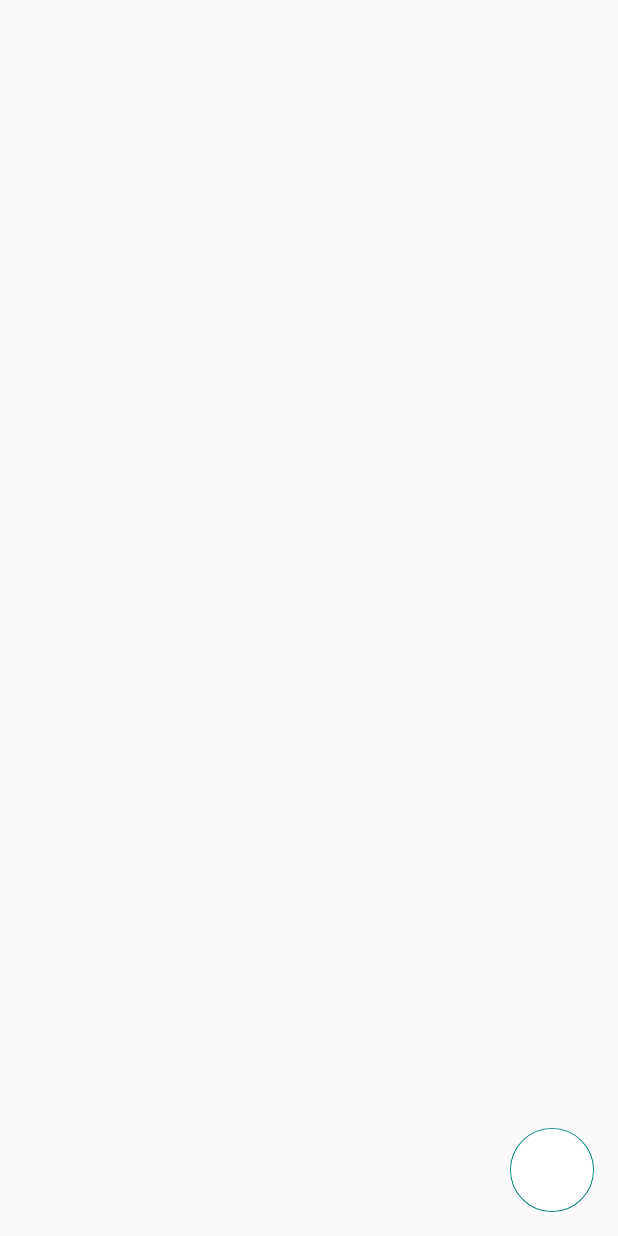
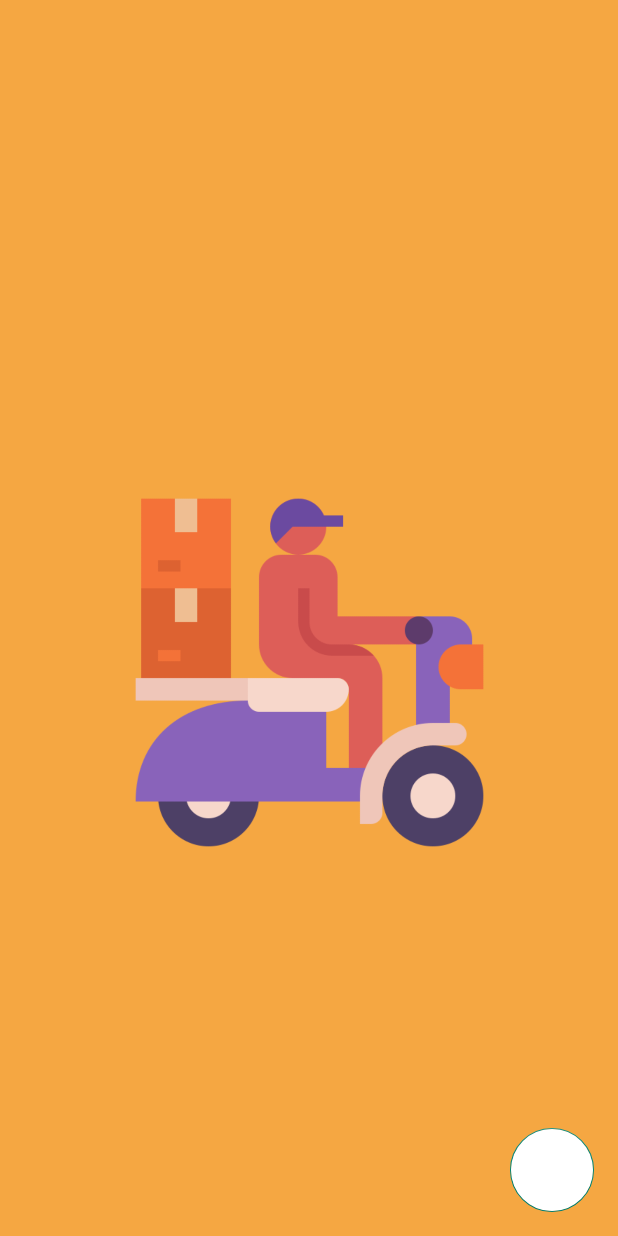
Before and after one commit to ntduong2792001/FoodOrderingApp, an Android app: the screen it shows after launch (MainActivity), on a phone screen of 412 x 824 dp. Before the commit the screen is almost empty. Run offline under Robolectric (Android 15) with nearby library versions, the light colour scheme and no system bars; our stand-ins replace Firebase (no records; nobody signed in at launch, a user with empty details on screens opened directly).

Commit message:
HomeActivity

```diff
--- a/app/build.gradle
+++ b/app/build.gradle
@@ -30,7 +30,7 @@ android {
 }
 
 dependencies {
-
+    implementation 'com.squareup.picasso:picasso:2.5.2'
     implementation 'androidx.appcompat:appcompat:1.4.2'
     implementation 'com.google.android.material:material:1.6.1'
     implementation 'androidx.constraintlayout:constraintlayout:2.1.4'
--- a/app/src/main/java/com/example/foodorderingapp/Activities/HomeActivity.java
+++ b/app/src/main/java/com/example/foodorderingapp/Activities/HomeActivity.java
@@ -3,6 +3,7 @@ package com.example.foodorderingapp.Activities;
 import androidx.appcompat.app.AppCompatActivity;
 
 import android.content.Intent;
+import android.net.Uri;
 import android.os.Bundle;
 import android.view.View;
 import android.widget.Button;
@@ -11,6 +12,7 @@ import android.widget.TextView;
 
 import com.example.foodorderingapp.R;
 import com.google.firebase.auth.FirebaseAuth;
+import com.squareup.picasso.Picasso;
 
 public class HomeActivity extends AppCompatActivity {
     Button btnUser;
@@ -29,6 +31,11 @@ public class HomeActivity extends AppCompatActivity {
             startActivity(intent);
             finish();
          }
+        else{
+            tvGreet.setText("Hello, "+ auth.getCurrentUser().getDisplayName());
+            Uri photo = auth.getCurrentUser().getPhotoUrl();
+            Picasso.with(this).load(photo).into(avatar);
+        }
 
 
 
--- a/app/src/main/res/layout/activity_main.xml
+++ b/app/src/main/res/layout/activity_main.xml
@@ -4,20 +4,34 @@
     xmlns:tools="http://schemas.android.com/tools"
     android:layout_width="match_parent"
     android:layout_height="match_parent"
+    android:background="@color/f5a742"
     tools:context=".Activities.MainActivity">
 
     <com.google.android.material.floatingactionbutton.FloatingActionButton
         android:id="@+id/fab_next"
         android:layout_width="wrap_content"
         android:layout_height="wrap_content"
+        android:layout_margin="16dp"
         android:backgroundTint="@color/white"
-        android:layout_margin="16dp"
 
-        app:layout_constraintVertical_bias="1"
-        app:layout_constraintHorizontal_bias="1"
         app:layout_constraintBottom_toBottomOf="parent"
         app:layout_constraintEnd_toEndOf="parent"
+        app:layout_constraintHorizontal_bias="1"
         app:layout_constraintStart_toStartOf="parent"
-        app:layout_constraintTop_toTopOf="parent" />
+        app:layout_constraintTop_toTopOf="parent"
+        app:layout_constraintVertical_bias="1" />
+
+
+    <ImageView
+        android:id="@+id/imageView11"
+        android:layout_width="239dp"
+        android:layout_height="303dp"
+        android:layout_marginStart="40dp"
+        android:layout_marginEnd="40dp"
+        android:layout_marginBottom="224dp"
+        android:src="@drawable/delivery"
+        app:layout_constraintBottom_toBottomOf="parent"
+        app:layout_constraintEnd_toEndOf="parent"
+        app:layout_constraintStart_toStartOf="parent" />
 
 </androidx.constraintlayout.widget.ConstraintLayout>
--- a/app/src/main/res/values/colors.xml
+++ b/app/src/main/res/values/colors.xml
@@ -19,6 +19,7 @@
     <color name="orange">#F38701</color>
     <color name="edit_text_border_color">#D3D3D3</color>
     <color name="orange_text_detail">#F5CA7B</color>
+    <color name="f5a742">#f5a742</color>
 
 
 </resources>
--- a/build.gradle
+++ b/build.gradle
@@ -12,6 +12,7 @@ buildscript {
 
 
     }
+
 }
 
 plugins {
```
Also changed, not shown: app/src/main/res/drawable/customerpng.png (added), app/src/main/res/drawable/delivery.png (added), app/src/main/res/drawable/restaurant.png (added).
